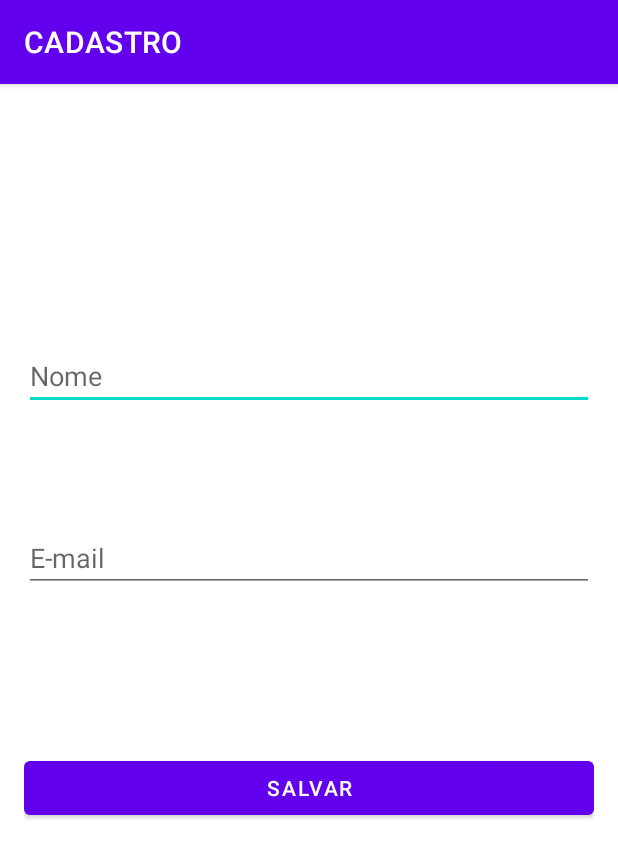
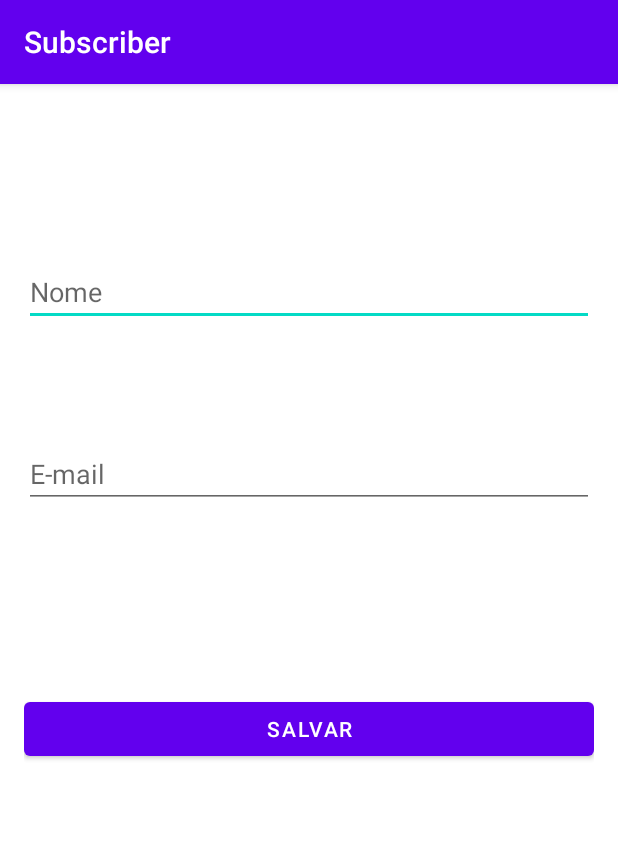
Before and after one commit to GraceTorresLeite/ProjetoAndroid, an Android app: the screen it shows after launch (MainActivity), on a phone screen of 412 x 824 dp. Shown: the top 858 px of the screen. Run offline under Robolectric (Android 15) with nearby library versions, the phone set to English and light mode, and no system bars; our stand-ins replace navigation-ui.

```diff
--- a/app/src/main/java/com/example/projetoandroid/MainActivity.kt
+++ b/app/src/main/java/com/example/projetoandroid/MainActivity.kt
@@ -2,10 +2,20 @@ package com.example.projetoandroid
 
 import androidx.appcompat.app.AppCompatActivity
 import android.os.Bundle
+import androidx.navigation.fragment.NavHostFragment
+import androidx.navigation.ui.AppBarConfiguration
+import androidx.navigation.ui.setupWithNavController
+import kotlinx.android.synthetic.main.activity_main.*
 
 class MainActivity : AppCompatActivity() {
     override fun onCreate(savedInstanceState: Bundle?) {
         super.onCreate(savedInstanceState)
         setContentView(R.layout.activity_main)
+
+        val navHostFragment = supportFragmentManager.findFragmentById(R.id.nav_host_fragment) as NavHostFragment
+        val navController = navHostFragment.navController
+        val appBarConfiguration = AppBarConfiguration(navController.graph)
+
+        app_toolbar.setupWithNavController(navController, appBarConfiguration)
     }
 }
--- a/app/src/main/res/layout/activity_main.xml
+++ b/app/src/main/res/layout/activity_main.xml
@@ -6,16 +6,30 @@
     android:layout_height="match_parent"
     tools:context=".MainActivity">
 
+    <androidx.appcompat.widget.Toolbar
+        android:id="@+id/app_toolbar"
+        android:layout_width="match_parent"
+        android:layout_height="?attr/actionBarSize"
+        android:background="?attr/colorPrimary"
+        android:elevation="4dp"
+        android:theme="@style/ThemeOverlay.AppCompat.ActionBar"
+        app:layout_constraintEnd_toEndOf="parent"
+        app:layout_constraintStart_toStartOf="parent"
+        app:layout_constraintTop_toTopOf="@+id/nav_host_fragment"
+        app:popupTheme="@style/ThemeOverlay.AppCompat.Light" />
+
     <androidx.fragment.app.FragmentContainerView
         android:id="@+id/nav_host_fragment"
         android:name="androidx.navigation.fragment.NavHostFragment"
         android:layout_width="0dp"
         android:layout_height="0dp"
         app:layout_constraintLeft_toLeftOf="parent"
+        app:layout_constraintHorizontal_bias="0.0"
         app:layout_constraintRight_toRightOf="parent"
         app:layout_constraintTop_toTopOf="parent"
         app:layout_constraintBottom_toBottomOf="parent"
-
+        app:layout_constraintTop_toBottomOf="@id/app_toolbar"
+        app:layout_constraintVertical_bias="1.0"
         app:defaultNavHost="true"
         app:navGraph="@navigation/main_graph" />
 
--- a/app/src/main/res/values-night/themes.xml
+++ b/app/src/main/res/values-night/themes.xml
@@ -1,6 +1,6 @@
 <resources xmlns:tools="http://schemas.android.com/tools">
     <!-- Base application theme. -->
-    <style name="Theme.ProjetoAndroid" parent="Theme.MaterialComponents.DayNight.DarkActionBar">
+    <style name="Theme.ProjetoAndroid" parent="Theme.MaterialComponents.DayNight.NoActionBar">
         <!-- Primary brand color. -->
         <item name="colorPrimary">@color/purple_200</item>
         <item name="colorPrimaryVariant">@color/purple_700</item>
--- a/app/src/main/res/values/themes.xml
+++ b/app/src/main/res/values/themes.xml
@@ -1,6 +1,6 @@
 <resources xmlns:tools="http://schemas.android.com/tools">
     <!-- Base application theme. -->
-    <style name="Theme.ProjetoAndroid" parent="Theme.MaterialComponents.DayNight.DarkActionBar">
+    <style name="Theme.ProjetoAndroid" parent="Theme.MaterialComponents.DayNight.NoActionBar">
         <!-- Primary brand color. -->
         <item name="colorPrimary">@color/purple_500</item>
         <item name="colorPrimaryVariant">@color/purple_700</item>
@@ -12,5 +12,15 @@
         <!-- Status bar color. -->
         <item name="android:statusBarColor" tools:targetApi="l">?attr/colorPrimaryVariant</item>
         <!-- Customize your theme here. -->
+
+        <item name="toolbarStyle">@style/ToolbarBarStyle</item>
+    </style>
+
+    <style name="ToolbarBarStyle" parent="Widget.AppCompat.Toolbar">
+        <item name="titleTextAppearance">@style/ToolbarBarStyle.Title</item>
+    </style>
+
+    <style name="ToolbarBarStyle.Title" parent="TextAppearance.AppCompat.Title">
+        <item name="android:textColor">#FFFFFF</item>
     </style>
 </resources>
```
Also changed, not shown: app/build.gradle (+19 -5 lines), app/src/main/java/com/example/projetoandroid/data/db/AppDataBase.kt (added, +33 -0 lines), app/src/main/java/com/example/projetoandroid/data/db/dao/SubscriberDAO.kt (added, +26 -0 lines), app/src/main/java/com/example/projetoandroid/data/db/entity/SubscriberEntity.kt (added, +12 -0 lines), app/src/main/java/com/example/projetoandroid/repository/DatabaseDataSource.kt (added, +39 -0 lines), app/src/main/java/com/example/projetoandroid/repository/SubscriberRepository.kt (added, +16 -0 lines), build.gradle (+19 -0 lines).
